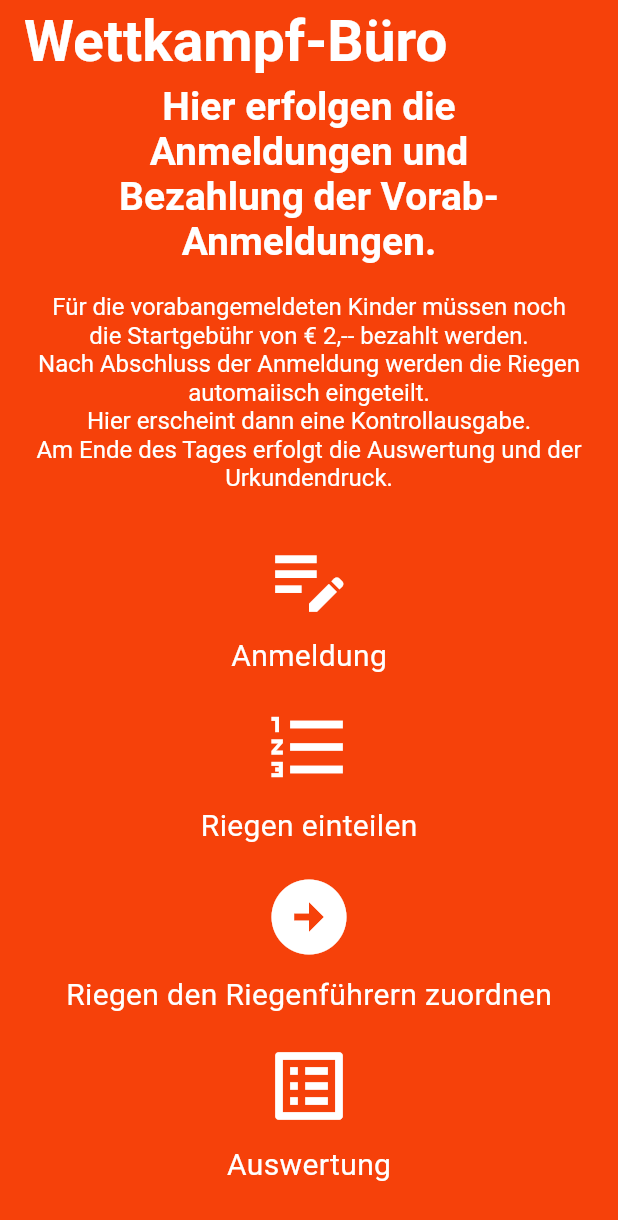
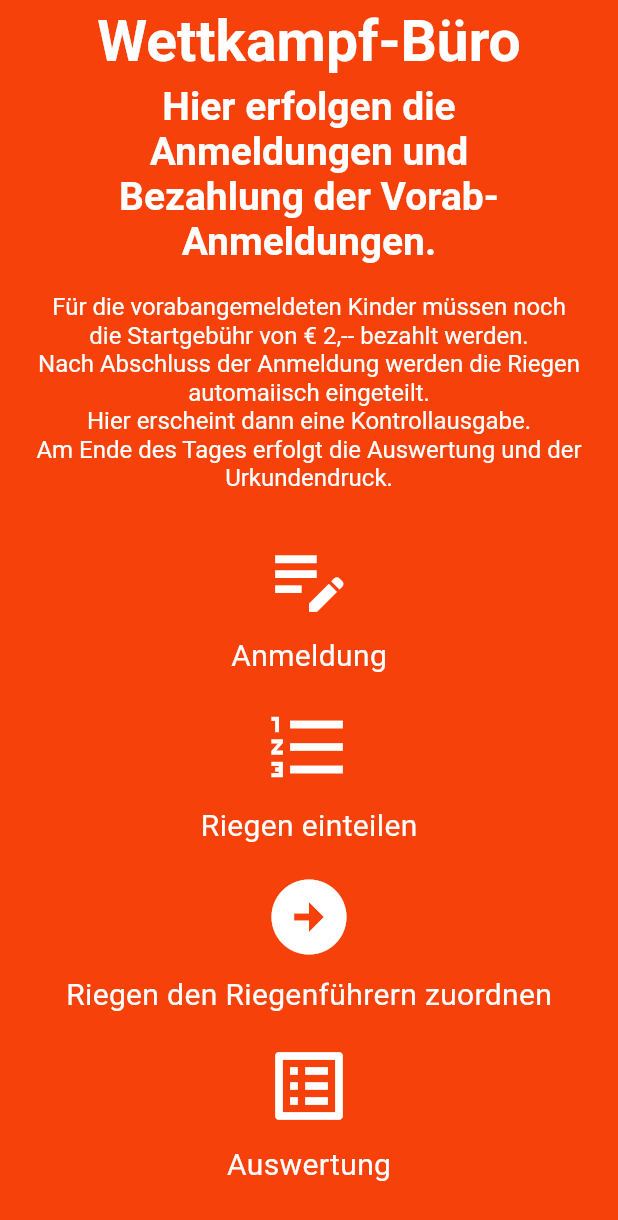
Before and after one commit to HoefiEsslingen/sporttag_wettkampfbuero, a Flutter app: the screen it shows after launch, on a phone screen of 412 x 824 dp. Shown: the top 1220 px of the screen. Run offline on Flutter 3.47's test engine with Material 3 defaults, Android fonts, the light colour scheme and no system bars; our stand-ins replace logger, parse_server_sdk_flutter, qr_flutter; missing offline and left inert: syncfusion_flutter_pdfviewer.

Commit message:
MeineAppBar eingefügt

```diff
--- a/lib/src/anmelden_sporttag.dart
+++ b/lib/src/anmelden_sporttag.dart
@@ -89,6 +89,7 @@ class AnmeldenSporttagState extends State<AnmeldenSporttag> {
     return Scaffold(
       appBar: AppBar(
         title: Text(widget.titel!),
+        automaticallyImplyLeading: false,
         actions: [
           IconButton(icon: const Icon(Icons.undo), onPressed: undoChanges),
           IconButton(
--- /dev/null
+++ b/lib/src/hilfs_widgets/meine_appbar.dart
@@ -0,0 +1,49 @@
+// ignore_for_file: must_be_immutable
+
+import 'package:flutter/material.dart';
+
+import 'hilfe_button.dart';
+
+class MeineAppBar extends StatelessWidget implements PreferredSizeWidget {
+  final String titel;
+  final String? stationsName;
+
+  MeineAppBar({super.key, required this.titel, this.stationsName});
+  TextStyle style = const TextStyle(fontWeight: FontWeight.bold);
+
+  @override
+  Widget build(BuildContext context) {
+    return AppBar(
+      title: FittedBox(
+        fit: BoxFit.scaleDown,
+        child: Text(
+          titel,
+          style: style,
+        ),
+      ),
+      centerTitle: true,
+      automaticallyImplyLeading: false,
+      actions: stationsName != null
+          ? [
+              HelpIconButton(stationsName: stationsName!), // Action nur, wenn stationsName != null
+            ]
+          : null, // Keine Actions, wenn stationsName null ist
+    );
+  }
+
+  @override
+  Size get preferredSize {
+    final TextPainter painter = TextPainter(
+      text: TextSpan(text: titel, style: style),
+      textDirection: TextDirection.ltr,
+      maxLines: 1,
+    )..layout();
+    final height = painter.height + 20; // Padding oben/unten einberechnen
+    if (height > kToolbarHeight) {
+      return Size.fromHeight(height);
+    }else {
+      return const Size.fromHeight(kToolbarHeight);
+    }
+  }
+
+}
--- a/lib/src/kind_repository.dart
+++ b/lib/src/kind_repository.dart
@@ -1,4 +1,4 @@
-import 'package:sporttag/src/logger.util.dart';
+import 'tools/logger.util.dart';
 import 'package:parse_server_sdk_flutter/parse_server_sdk_flutter.dart';
 import 'kind_klasse.dart';
 import 'riegen_klasse.dart';
--- a/lib/src/riegen_repository.dart
+++ b/lib/src/riegen_repository.dart
@@ -1,4 +1,4 @@
-import 'package:sporttag/src/logger.util.dart';
+import 'tools/logger.util.dart';
 import 'package:parse_server_sdk_flutter/parse_server_sdk_flutter.dart';
 import 'riegen_klasse.dart';
 
--- a/lib/src/wettkampfbuero.dart
+++ b/lib/src/wettkampfbuero.dart
@@ -1,4 +1,5 @@
 import 'package:flutter/material.dart';
+import 'package:sporttag/src/hilfs_widgets/meine_appbar.dart';
 import 'package:sporttag/src/icon_widget.dart';
 
 class Wettkampfbuero extends StatefulWidget {
@@ -45,9 +46,7 @@ Map<String , Map<String, dynamic>> seitenInfo = {
   @override
   Widget build(BuildContext context) {
     return Scaffold(
-      appBar: AppBar(
-        title: const Text('Wettkampf-Büro'),
-      ),
+      appBar: MeineAppBar(titel: 'Wettkampf-Büro'),
       body: Center(
         child: Column(
           children: [
--- a/pubspec.yaml
+++ b/pubspec.yaml
@@ -10,10 +10,12 @@ dependencies:
   flutter:
     sdk: flutter
   font_awesome_flutter: ^10.6.0
+  http: ^0.13.6
   logger: ^2.4.0
   parse_server_sdk_flutter: ^7.0.0
   qr_flutter: ^4.1.0
   shared_preferences: ^2.5.3
+  syncfusion_flutter_pdfviewer: ^20.4.54
 
 dev_dependencies:
   flutter_test:
```
Also changed, not shown: lib/src/danke_schoen.dart (+2 -6 lines), lib/src/hilfs_widgets/hilfe_button.dart (added, +24 -0 lines), lib/src/riegen_einteilung.dart (+3 -4 lines), lib/src/riegen_zuordnung.dart (+3 -4 lines), lib/src/tools/pdf_modal.dart (added, +125 -0 lines), lib/src/urkunden.dart (+3 -4 lines), lib/src/tools/logger.util.dart (renamed from lib/src/logger.util.dart), pubspec.lock, 5 other files.
